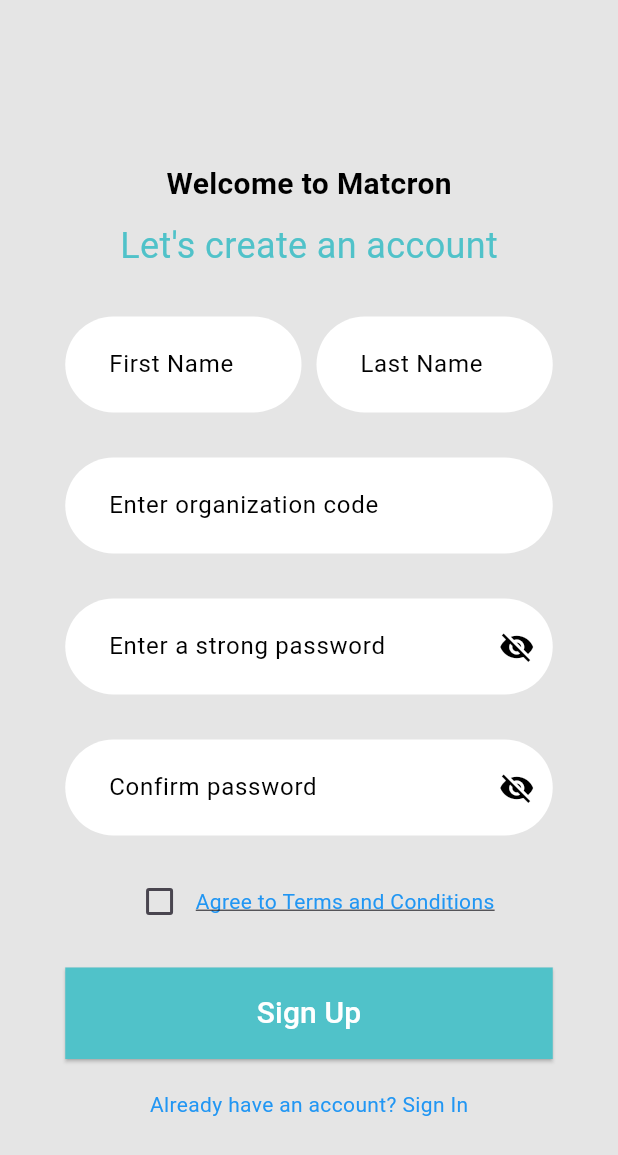
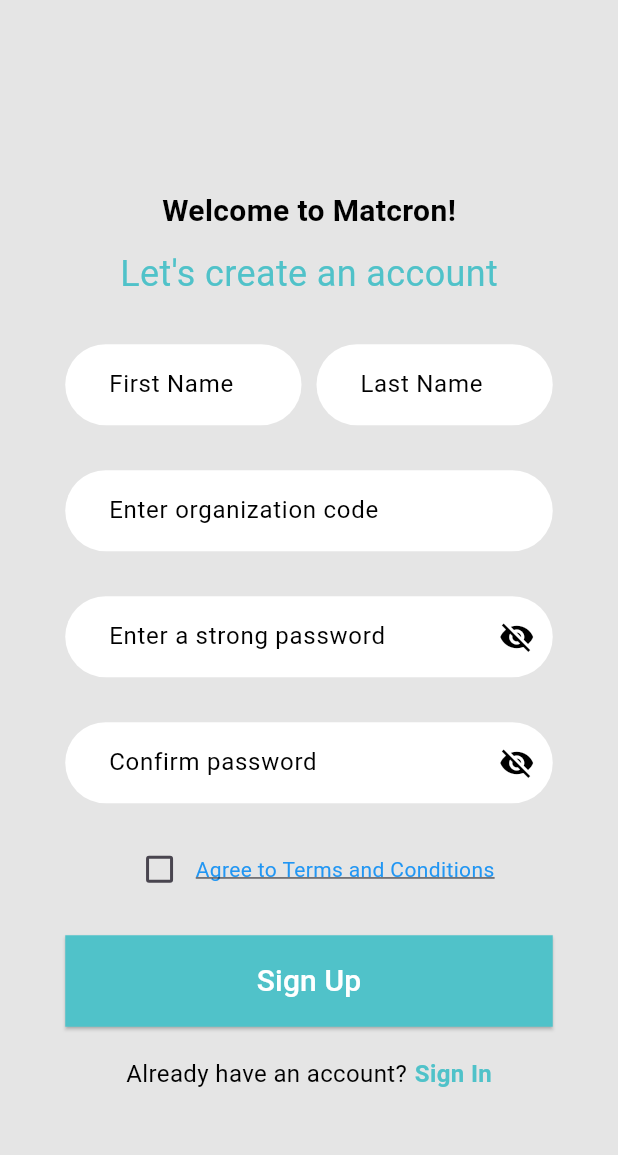
Before and after one commit to MatCron/Matcron-Frontend, a Flutter app: the screen it shows after launch, after a tap on "Go to Register Page", on a phone screen of 412 x 824 dp. Shown: the top 1155 px of the screen. Run offline on Flutter 3.47's test engine with Material 3 defaults, Android fonts, the phone set to English and light mode, and no system bars; our stand-ins replace dio, equatable, flutter_bloc, get_it, retrofit; generated files the repository leaves out were written again.

Commit message:
Finish basic Auth UI Pages

```diff
--- /dev/null
+++ b/matcron/devtools_options.yaml
@@ -0,0 +1,3 @@
+description: This file stores settings for Dart & Flutter DevTools.
+documentation: https://docs.flutter.dev/tools/devtools/extensions#configure-extension-enablement-states
+extensions:
--- a/matcron/lib/app/features/auth/domain/repository/auth_repository.dart
+++ b/matcron/lib/app/features/auth/domain/repository/auth_repository.dart
@@ -1,9 +1,9 @@
-import 'package:matcron/app/features/auth/data/models/user_db.dart';
 import 'package:matcron/app/features/auth/domain/entities/user.dart';
+import 'package:matcron/app/features/auth/domain/entities/user_db_entity.dart';
 import 'package:matcron/core/resources/data_state.dart';
 
 abstract class AuthRepository {
-  Future<DataState<UserEntity>>  login(UserLoginDbModel model);
-  Future<DataState<UserEntity>>  register(UserRegistrationDbModel model);
+  Future<DataState<UserEntity>>  login(UserLoginEntity entity);
+  Future<DataState<UserEntity>>  register(UserRegistrationEntity entity);
 
 }
--- a/matcron/lib/app/features/auth/domain/usecases/login.dart
+++ b/matcron/lib/app/features/auth/domain/usecases/login.dart
@@ -1,16 +1,16 @@
-import 'package:matcron/app/features/auth/data/models/user_db.dart';
 import 'package:matcron/app/features/auth/domain/entities/user.dart';
+import 'package:matcron/app/features/auth/domain/entities/user_db_entity.dart';
 import 'package:matcron/app/features/auth/domain/repository/auth_repository.dart';
 import 'package:matcron/core/resources/data_state.dart';
 import 'package:matcron/core/usecases/usecase.dart';
 
-class GetLoginUseCase implements Usecase<DataState<UserEntity>, UserLoginDbModel> {
+class GetLoginUseCase implements Usecase<DataState<UserEntity>, UserLoginEntity> {
 
   final AuthRepository _authRepository;
 
   GetLoginUseCase(this._authRepository);
   @override
-  Future<DataState<UserEntity>> call({UserLoginDbModel? params}) {
+  Future<DataState<UserEntity>> call({UserLoginEntity? params}) {
     return _authRepository.login(params!);
   }
 
--- a/matcron/lib/app/features/auth/domain/usecases/register.dart
+++ b/matcron/lib/app/features/auth/domain/usecases/register.dart
@@ -1,16 +1,16 @@
-import 'package:matcron/app/features/auth/data/models/user_db.dart';
 import 'package:matcron/app/features/auth/domain/entities/user.dart';
+import 'package:matcron/app/features/auth/domain/entities/user_db_entity.dart';
 import 'package:matcron/app/features/auth/domain/repository/auth_repository.dart';
 import 'package:matcron/core/resources/data_state.dart';
 import 'package:matcron/core/usecases/usecase.dart';
 
-class GetRegisterUseCase implements Usecase<DataState<UserEntity>, UserRegistrationDbModel> {
+class GetRegisterUseCase implements Usecase<DataState<UserEntity>, UserRegistrationEntity> {
 
   final AuthRepository _authRepository;
 
   GetRegisterUseCase(this._authRepository);
   @override
-  Future<DataState<UserEntity>> call({UserRegistrationDbModel? params}) {
+  Future<DataState<UserEntity>> call({UserRegistrationEntity? params}) {
     return _authRepository.register(params!);
   }
 
--- a/matcron/lib/app/features/auth/presentation/bloc/auth/remote/login/remote_login_bloc.dart
+++ b/matcron/lib/app/features/auth/presentation/bloc/auth/remote/login/remote_login_bloc.dart
@@ -10,11 +10,12 @@
   final GetLoginUseCase _loginUseCase;
 
 
-  RemoteLoginBloc(this._loginUseCase) : super(const RemoteAuthLoading()) {
+  RemoteLoginBloc(this._loginUseCase) : super(const RemoteAuthInitial()) {
     on <Login> (onLogin);
   }
 
   void onLogin(Login event, Emitter<RemoteAuthState> emit) async {
+    await _loginUseCase(params: event.userLoginEntity);
     final dataState = await _loginUseCase();
 
     if (dataState is DataSuccess && dataState.data != null) {
--- a/matcron/lib/app/features/auth/presentation/bloc/auth/remote/login/remote_login_event.dart
+++ b/matcron/lib/app/features/auth/presentation/bloc/auth/remote/login/remote_login_event.dart
@@ -1,5 +1,6 @@
+import 'package:matcron/app/features/auth/domain/entities/user_db_entity.dart';
 import 'package:matcron/app/features/auth/presentation/bloc/auth/remote/remote_auth_event.dart';
 
 class Login extends RemoteAuthEvent {
-  const Login();
+  const Login(UserLoginEntity userLoginEntity) : super(userLoginEntity: userLoginEntity);
 }
--- a/matcron/lib/app/features/auth/presentation/bloc/auth/remote/register/remote_registration_bloc.dart
+++ b/matcron/lib/app/features/auth/presentation/bloc/auth/remote/register/remote_registration_bloc.dart
@@ -15,6 +15,7 @@
   }
 
   void onRegister(RegisterUser event, Emitter<RemoteAuthState> emit) async {
+    await _registerUseCase(params: event.userRegistrationEntity);
     final dataState = await _registerUseCase();
 
     if (dataState is DataSuccess && dataState.data != null) {
--- a/matcron/lib/app/features/auth/presentation/bloc/auth/remote/register/remote_registration_event.dart
+++ b/matcron/lib/app/features/auth/presentation/bloc/auth/remote/register/remote_registration_event.dart
@@ -1,5 +1,6 @@
+import 'package:matcron/app/features/auth/domain/entities/user_db_entity.dart';
 import 'package:matcron/app/features/auth/presentation/bloc/auth/remote/remote_auth_event.dart';
 
 class RegisterUser extends RemoteAuthEvent {
-  const RegisterUser();
+  const RegisterUser(UserRegistrationEntity userRegistrationEntity) :  super(userRegistrationEntity: userRegistrationEntity);
 }
--- a/matcron/lib/app/features/auth/presentation/bloc/auth/remote/remote_auth_event.dart
+++ b/matcron/lib/app/features/auth/presentation/bloc/auth/remote/remote_auth_event.dart
@@ -1,3 +1,12 @@
-abstract class RemoteAuthEvent {
-  const RemoteAuthEvent();
+import 'package:equatable/equatable.dart';
+import 'package:matcron/app/features/auth/domain/entities/user_db_entity.dart';
+
+abstract class RemoteAuthEvent extends Equatable {
+  final UserLoginEntity ? userLoginEntity;
+  final UserRegistrationEntity ? userRegistrationEntity;
+
+  const RemoteAuthEvent({this.userLoginEntity, this.userRegistrationEntity});
+
+  @override
+  List<Object> get props => [userLoginEntity!, userRegistrationEntity!];
 }
--- a/matcron/lib/app/features/auth/presentation/pages/register.dart
+++ b/matcron/lib/app/features/auth/presentation/pages/register.dart
@@ -2,9 +2,9 @@
 import 'package:flutter_bloc/flutter_bloc.dart';
 import 'package:matcron/app/features/auth/presentation/bloc/auth/remote/register/remote_registration_bloc.dart';
 import 'package:matcron/app/features/auth/presentation/bloc/auth/remote/remote_auth_state.dart';
+import 'package:matcron/app/features/auth/presentation/pages/login.dart';
 import 'package:matcron/app/features/auth/presentation/widgets/rounded_text_field.dart';
 import 'package:matcron/app/injection_container.dart';
-import 'package:matcron/config/theme/app_theme.dart';
 import 'package:matcron/core/constants/constants.dart';
 
 class RegisterPage extends StatelessWidget {
@@ -20,14 +20,16 @@
     );
   }
 
+
+
   _buildBody(context) {
     return BlocBuilder<RemoteRegistrationBloc, RemoteAuthState>(
       builder: (_, state) {
         // If state loading, display the same page but make the button greyed out
         if (state is RemoteAuthLoading) {
-          return const Center(child: Text("HELLO MONKIES"));
+          return const Center(child: Text("Loading"));
         }
-        // If state is initial, show Registration Page
+        // If state is initial, show Registration Page, will handle client side errors
         if (state is RemoteAuthInitial) {
           return Center(
             child: SizedBox(
@@ -39,7 +41,7 @@
                   children: [
                     const SizedBox(height: 30),
                     const Text(
-                      "Welcome to Matcron",
+                      "Welcome to Matcron!",
                       style: TextStyle(fontSize: 20, fontWeight: FontWeight.bold, color: Colors.black),
                     ),
                     const SizedBox(height: 10),
@@ -93,6 +95,7 @@
                         GestureDetector(
                           onTap: () {
                             // Navigate to the Terms and Conditions page or show a dialog
+
                           },
                           child: Text(
                             "Agree to Terms and Conditions",
@@ -121,14 +124,30 @@
                     ),
                     const SizedBox(height: 20),
                     // Sign In link
-                    GestureDetector(
-                      onTap: () {
-                        // Navigate to Sign In page
-                      },
-                      child: Text(
-                        "Already have an account? Sign In",
-                        style: TextStyle(color: Colors.blue),
-                      ),
+                    Row(
+                      mainAxisAlignment: MainAxisAlignment.center,
+                      children: [
+                          Text(
+                            "Already have an account?",
+                            style: TextStyle(
+                              color: Colors.black,
+                              fontSize: 16
+                            ),
+                          ),
+                          SizedBox(width: 5),
+                          GestureDetector(
+                            onTap:() => Navigator.push(context, MaterialPageRoute(builder: (context) => LoginPage())),
+
+                            child: Text(
+                              "Sign In",
+                              style: TextStyle(
+                                color: matcronPrimaryColor,
+                                fontWeight: FontWeight.bold,
+                                fontSize: 16
+                              )
+                            ),
+                          )
+                      ],
                     ),
                   ],
                 ),
@@ -136,17 +155,17 @@
             ),
           );
         }
-        // If state is done, navigate page and handle session storage
+        // If state is done, navigate page and handle session storage, do not allow the user to return to this page.
         if (state is RemoteAuthDone) {
           // Handle the state transition (e.g., navigate)
         }
 
-        // Display error messages below text boxes
+        // Display SnackBar
         if (state is RemoteAuthException) {
           // Handle the error state
         }
 
-        return const SizedBox(child: Text("LOL", style: TextStyle(color: Colors.black)));
+        return const SizedBox();
       },
     );
   }
--- a/matcron/lib/app/features/auth/presentation/widgets/rounded_text_field.dart
+++ b/matcron/lib/app/features/auth/presentation/widgets/rounded_text_field.dart
@@ -1,5 +1,4 @@
 import 'package:flutter/material.dart';
-import 'package:matcron/config/theme/app_theme.dart';
 import 'package:matcron/core/constants/constants.dart';
 
 class RoundedTextField extends StatefulWidget {
@@ -55,7 +54,7 @@
           labelText: widget.placeholder,
           labelStyle: TextStyle(color: Colors.black),
           contentPadding: EdgeInsets.symmetric(
-            vertical: 20.0,
+            vertical: 15.0,
             horizontal: 25.0,
           ), // Padding inside the field
           suffixIcon: _shouldObscureText
--- a/matcron/lib/app/main.dart
+++ b/matcron/lib/app/main.dart
@@ -1,5 +1,6 @@
 // lib/main.dart
 import 'package:flutter/material.dart';
+import 'package:matcron/app/features/auth/presentation/pages/login.dart';
 import 'package:matcron/app/features/auth/presentation/pages/register.dart';
 import 'package:matcron/app/injection_container.dart';
 import 'package:matcron/config/theme/app_theme.dart';
@@ -68,6 +69,16 @@
               },
               child: const Text("Go to Register Page"),
             ),
+            const SizedBox(height: 20),
+             ElevatedButton(
+              onPressed: () {
+                Navigator.push(
+                  context,
+                  MaterialPageRoute(builder: (context) => const LoginPage()),
+                );
+              },
+              child: const Text("Go to Login Page"),
+            ),
           ],
         ),
       ),
```
Also changed, not shown: matcron/lib/app/features/auth/data/models/user_db.dart (+41 -11 lines), matcron/lib/app/features/auth/data/repository/auth_repository_impl.dart (+5 -4 lines), matcron/lib/app/features/auth/presentation/pages/login.dart (added, +128 -0 lines).
